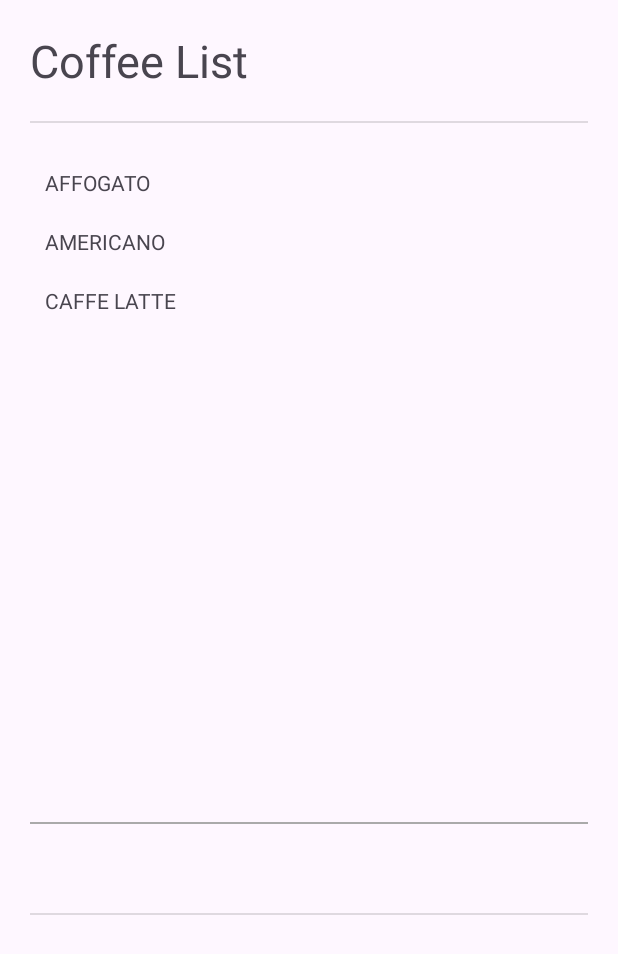
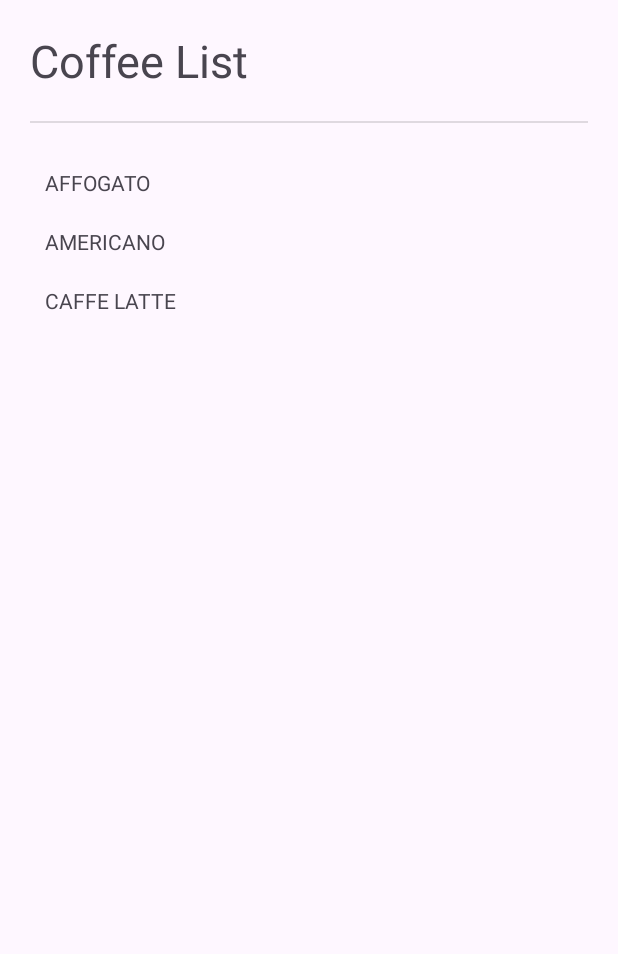
Before and after one commit to Depiliem/LAB_WEEK_03, an Android app: the screen it shows after launch (MainActivity), on a phone screen of 412 x 824 dp. Shown: the top 954 px of the screen. Run offline under Robolectric (Android 15) with nearby library versions, the phone set to English and light mode, and no system bars.

Commit message:
“Commit No. 3 – use dynamic fragment”

```diff
--- a/app/build.gradle.kts
+++ b/app/build.gradle.kts
@@ -45,4 +45,7 @@ dependencies {
     testImplementation(libs.junit)
     androidTestImplementation(libs.androidx.junit)
     androidTestImplementation(libs.androidx.espresso.core)
+    implementation(libs.androidx.navigation.fragment.ktx)
+    implementation(libs.androidx.navigation.ui.ktx)
+    implementation("androidx.navigation:navigation-ui-ktx:2.5.3")
 }
--- a/app/src/main/java/com/example/lab_week_03/ListFragment.kt
+++ b/app/src/main/java/com/example/lab_week_03/ListFragment.kt
@@ -1,37 +1,13 @@
 package com.example.lab_week_03
 
-import android.content.Context
 import android.os.Bundle
 import android.view.LayoutInflater
 import android.view.View
 import android.view.ViewGroup
 import androidx.fragment.app.Fragment
+import androidx.navigation.Navigation
 
-private const val ARG_PARAM1 = "param1"
-private const val ARG_PARAM2 = "param2"
-
-class ListFragment : Fragment(), View.OnClickListener {
-    private var param1: String? = null
-    private var param2: String? = null
-
-    private lateinit var coffeeListener: CoffeeListener
-
-    override fun onAttach(context: Context) {
-        super.onAttach(context)
-        if (context is CoffeeListener) {
-            coffeeListener = context
-        } else {
-            throw RuntimeException("Activity must implement CoffeeListener")
-        }
-    }
-
-    override fun onCreate(savedInstanceState: Bundle?) {
-        super.onCreate(savedInstanceState)
-        arguments?.let {
-            param1 = it.getString(ARG_PARAM1)
-            param2 = it.getString(ARG_PARAM2)
-        }
-    }
+class ListFragment : Fragment() {
 
     override fun onCreateView(
         inflater: LayoutInflater, container: ViewGroup?,
@@ -49,25 +25,20 @@ class ListFragment : Fragment(), View.OnClickListener {
             view.findViewById(R.id.latte)
         )
 
-        coffeeList.forEach {
-            it.setOnClickListener(this)
-        }
-    }
+        coffeeList.forEach { coffee ->
+            val fragmentBundle = Bundle()
+            fragmentBundle.putInt(COFFEE_ID, coffee.id)
 
-    override fun onClick(v: View?) {
-        v?.let { coffee ->
-            coffeeListener.onSelected(coffee.id)
+            coffee.setOnClickListener(
+                Navigation.createNavigateOnClickListener(
+                    R.id.coffee_id_action,
+                    fragmentBundle
+                )
+            )
         }
     }
 
     companion object {
-        @JvmStatic
-        fun newInstance(param1: String, param2: String) =
-            ListFragment().apply {
-                arguments = Bundle().apply {
-                    putString(ARG_PARAM1, param1)
-                    putString(ARG_PARAM2, param2)
-                }
-            }
+        const val COFFEE_ID = "COFFEE_ID"
     }
 }
--- a/app/src/main/java/com/example/lab_week_03/MainActivity.kt
+++ b/app/src/main/java/com/example/lab_week_03/MainActivity.kt
@@ -6,59 +6,20 @@ import androidx.appcompat.app.AppCompatActivity
 import androidx.core.view.ViewCompat
 import androidx.core.view.WindowInsetsCompat
 import android.util.Log
+import androidx.fragment.app.FragmentContainerView
 
-interface CoffeeListener {
-    fun onSelected(id: Int)
-}
-
-class MainActivity : AppCompatActivity(), CoffeeListener {
-
+class MainActivity : AppCompatActivity(){
     override fun onCreate(savedInstanceState: Bundle?) {
         super.onCreate(savedInstanceState)
         enableEdgeToEdge()
         setContentView(R.layout.activity_main)
-
-        ViewCompat.setOnApplyWindowInsetsListener(findViewById(R.id.main)) { v, insets ->
-            val systemBars = insets.getInsets(WindowInsetsCompat.Type.systemBars())
-            v.setPadding(systemBars.left, systemBars.top, systemBars.right, systemBars.bottom)
+        ViewCompat.setOnApplyWindowInsetsListener(findViewById(R.id.
+        fragment_container)) { v, insets ->
+            val systemBars = insets.getInsets(WindowInsetsCompat.Type.
+            systemBars())
+            v.setPadding(systemBars.left, systemBars.top, systemBars.right,
+                systemBars.bottom)
             insets
         }
-
-        Log.d(TAG, "onCreate")
-    }
-
-    override fun onSelected(id: Int) {
-        val detailFragment = supportFragmentManager
-            .findFragmentById(R.id.fragment_detail) as DetailFragment
-        detailFragment.setCoffeeData(id)
-    }
-
-    override fun onStart() {
-        super.onStart()
-        Log.d(TAG, "onStart")
-    }
-
-    override fun onResume() {
-        super.onResume()
-        Log.d(TAG, "onResume")
-    }
-
-    override fun onPause() {
-        super.onPause()
-        Log.d(TAG, "onPause")
-    }
-
-    override fun onStop() {
-        super.onStop()
-        Log.d(TAG, "onStop")
-    }
-
-    override fun onDestroy() {
-        super.onDestroy()
-        Log.d(TAG, "onDestroy")
-    }
-
-    companion object {
-        private const val TAG = "MainActivity"
     }
 }
--- a/app/src/main/res/layout/activity_main.xml
+++ b/app/src/main/res/layout/activity_main.xml
@@ -1,31 +1,10 @@
 <?xml version="1.0" encoding="utf-8"?>
-<LinearLayout
+<androidx.fragment.app.FragmentContainerView
     xmlns:android="http://schemas.android.com/apk/res/android"
     xmlns:app="http://schemas.android.com/apk/res-auto"
-    xmlns:tools="http://schemas.android.com/tools"
-    android:id="@+id/main"
+    android:id="@+id/fragment_container"
+    android:name="androidx.navigation.fragment.NavHostFragment"
     android:layout_width="match_parent"
     android:layout_height="match_parent"
-    android:orientation="vertical"
-    tools:context=".MainActivity">
-
-    <androidx.fragment.app.FragmentContainerView
-        android:id="@+id/fragment_list"
-        android:name="com.example.lab_week_03.ListFragment"
-        android:layout_width="match_parent"
-        android:layout_height="0dp"
-        android:layout_weight="2" />
-
-    <View
-        android:layout_width="match_parent"
-        android:layout_height="1dp"
-        android:layout_marginHorizontal="20dp"
-        android:background="@android:color/darker_gray" />
-
-    <androidx.fragment.app.FragmentContainerView
-        android:id="@+id/fragment_detail"
-        android:name="com.example.lab_week_03.DetailFragment"
-        android:layout_width="match_parent"
-        android:layout_height="0dp"
-        android:layout_weight="1" />
-</LinearLayout>
+    app:defaultNavHost="true"
+    app:navGraph="@navigation/nav_graph" />
--- /dev/null
+++ b/app/src/main/res/navigation/nav_graph.xml
@@ -0,0 +1,23 @@
+<?xml version="1.0" encoding="utf-8"?>
+<navigation
+    xmlns:android="http://schemas.android.com/apk/res/android"
+    xmlns:app="http://schemas.android.com/apk/res-auto"
+    xmlns:tools="http://schemas.android.com/tools"
+    android:id="@+id/nav_graph"
+    app:startDestination="@id/coffeeList">
+    <fragment
+        android:id="@+id/coffeeList"
+        android:name="com.example.lab_week_03.ListFragment"
+        android:label="List"
+        tools:layout="@layout/fragment_list">
+        <action
+            android:id="@+id/coffee_id_action"
+            app:destination="@id/coffeeDetail">
+        </action>
+    </fragment>
+    <fragment
+        android:id="@+id/coffeeDetail"
+        android:name="com.example.lab_week_03.DetailFragment"
+        android:label="Detail"
+        tools:layout="@layout/fragment_detail" />
+</navigation>
--- a/gradle/libs.versions.toml
+++ b/gradle/libs.versions.toml
@@ -9,6 +9,7 @@ appcompat = "1.7.1"
 material = "1.13.0"
 activity = "1.10.1"
 constraintlayout = "2.2.1"
+navigation = "2.7.7"
 
 [libraries]
 androidx-core-ktx = { group = "androidx.core", name = "core-ktx", version.ref = "coreKtx" }
@@ -19,6 +20,8 @@ androidx-appcompat = { group = "androidx.appcompat", name = "appcompat", version
 material = { group = "com.google.android.material", name = "material", version.ref = "material" }
 androidx-activity = { group = "androidx.activity", name = "activity", version.ref = "activity" }
 androidx-constraintlayout = { group = "androidx.constraintlayout", name = "constraintlayout", version.ref = "constraintlayout" }
+androidx-navigation-fragment-ktx = { group = "androidx.navigation", name = "navigation-fragment-ktx", version.ref = "navigation" }
+androidx-navigation-ui-ktx = { group = "androidx.navigation", name = "navigation-ui-ktx", version.ref = "navigation" }
 
 [plugins]
 android-application = { id = "com.android.application", version.ref = "agp" }
```
Also changed, not shown: app/src/main/java/com/example/lab_week_03/DetailFragment.kt (+10 -4 lines).
